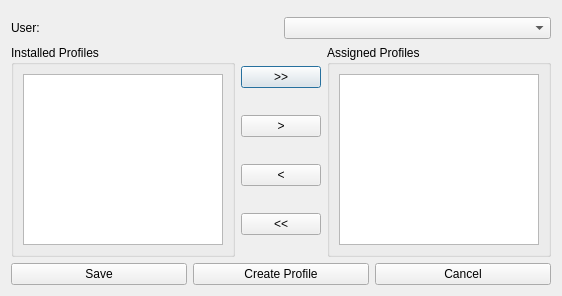
dsgoficial/DsgTools, file UserTools/user_profiles.ui: the form before one commit.
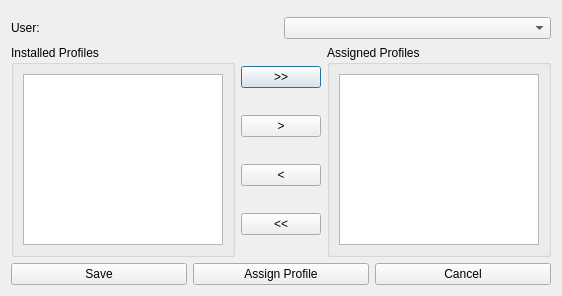
The form after the commit. Custom widgets are drawn as their Qt base class.

Patch:
```diff
--- a/UserTools/user_profiles.ui
+++ b/UserTools/user_profiles.ui
@@ -103,7 +103,7 @@
      <item>
       <widget class="QPushButton" name="createProfile">
        <property name="text">
-        <string>Create Profile</string>
+        <string>Assign Profile</string>
        </property>
       </widget>
      </item>
```
Left out of the diff: 2 changed lines with no effect on the pictures.
